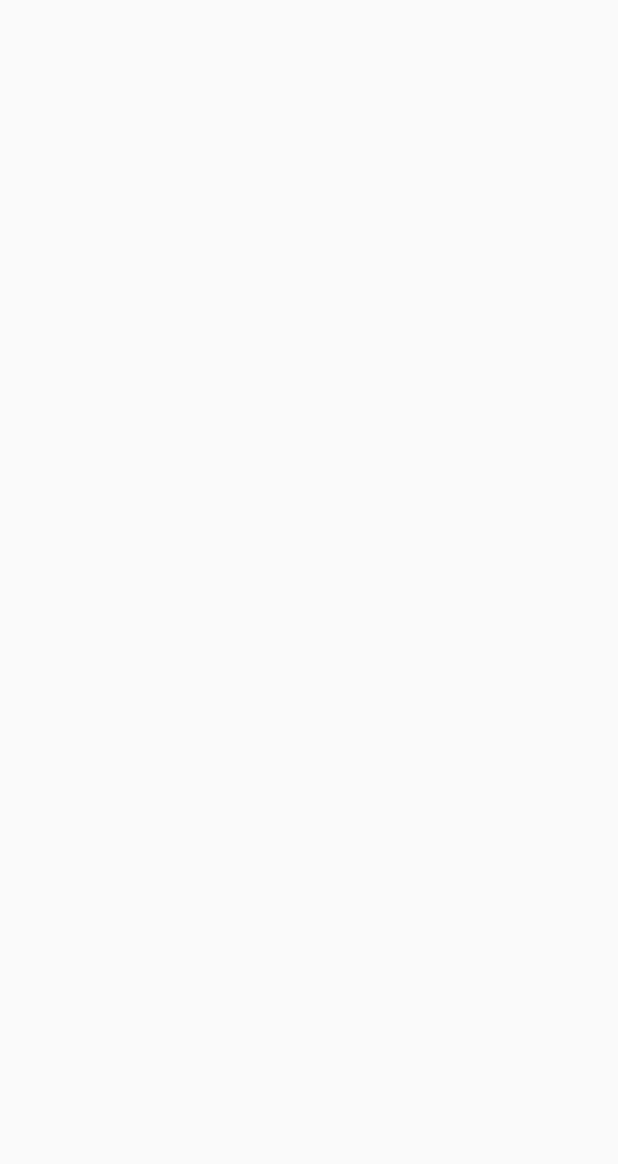
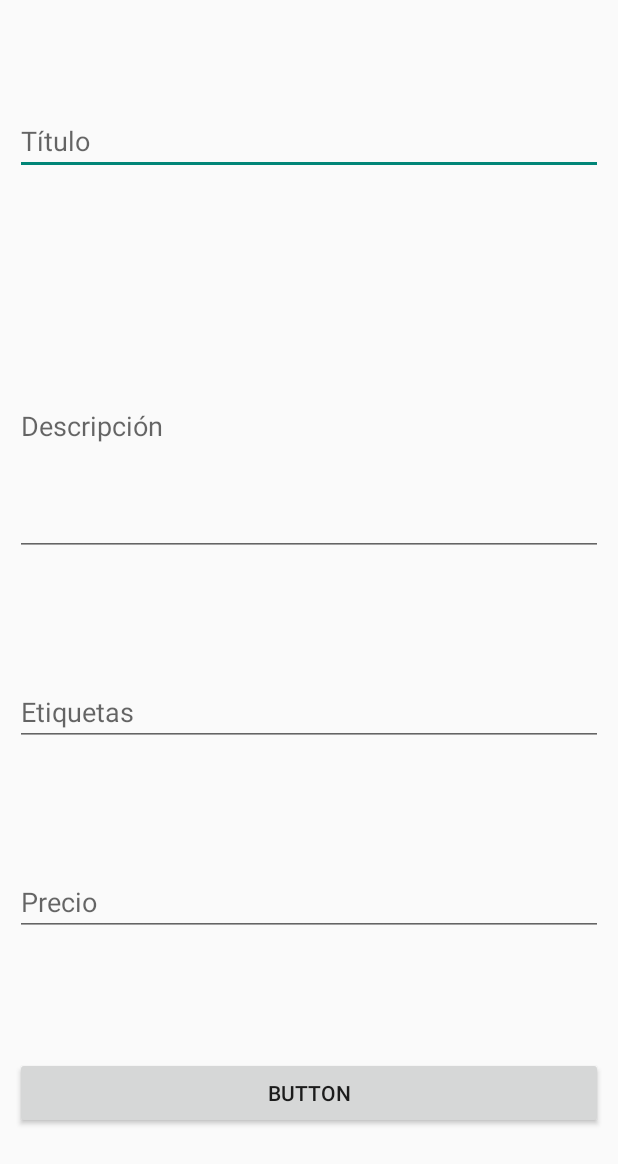
Before and after one commit to Malkien/ProyectoGrupoPM, an Android app: the CreacionPost screen opened directly, with no data from a screen before it, on a phone screen of 412 x 824 dp. Before the commit the part shown is empty. Shown: the top 1164 px of the screen. Run offline under Robolectric (Android 15) with nearby library versions, the phone set to English and light mode, and no system bars.

Commit message:
progreso creacionPost

```diff
--- a/app/src/main/res/layout/activity_creacion_post.xml
+++ b/app/src/main/res/layout/activity_creacion_post.xml
@@ -6,4 +6,66 @@
     android:layout_height="match_parent"
     tools:context=".CreacionPost">
 
+    <EditText
+        android:id="@+id/editText"
+        android:layout_width="0dp"
+        android:layout_height="wrap_content"
+        android:layout_margin="10dp"
+        android:ems="10"
+        android:hint="@string/hintTitulo"
+        android:inputType="textPersonName"
+        app:layout_constraintBottom_toTopOf="@+id/editText2"
+        app:layout_constraintEnd_toEndOf="parent"
+        app:layout_constraintStart_toStartOf="parent"
+        app:layout_constraintTop_toTopOf="parent" />
+
+    <EditText
+        android:id="@+id/editText2"
+        android:layout_width="0dp"
+        android:layout_height="wrap_content"
+        android:layout_margin="10dp"
+        android:ems="10"
+        android:hint="@string/hintDescripcion"
+        android:inputType="textMultiLine"
+        android:lines="7"
+        app:layout_constraintBottom_toTopOf="@+id/editText3"
+        app:layout_constraintEnd_toEndOf="parent"
+        app:layout_constraintStart_toStartOf="parent"
+        app:layout_constraintTop_toBottomOf="@+id/editText" />
+
+    <EditText
+        android:id="@+id/editText3"
+        android:layout_width="0dp"
+        android:layout_height="wrap_content"
+        android:layout_margin="10dp"
+        android:ems="10"
+        android:hint="@string/hintEtiquetas"
+        android:inputType="text"
+        app:layout_constraintBottom_toTopOf="@+id/spinner2"
+        app:layout_constraintEnd_toEndOf="parent"
+        app:layout_constraintStart_toStartOf="parent"
+        app:layout_constraintTop_toBottomOf="@+id/editText2" />
+
+    <EditText
+        android:id="@+id/spinner2"
+        android:layout_width="match_parent"
+        android:layout_height="wrap_content"
+        android:layout_margin="10dp"
+        android:hint="@string/hintPrecio"
+        android:inputType="number"
+        app:layout_constraintBottom_toTopOf="@+id/button2"
+        app:layout_constraintStart_toStartOf="parent"
+        app:layout_constraintTop_toBottomOf="@+id/editText3" />
+
+    <Button
+        android:id="@+id/button2"
+        android:layout_width="match_parent"
+        android:layout_height="wrap_content"
+        android:layout_margin="10dp"
+        android:text="Button"
+        app:layout_constraintBottom_toBottomOf="parent"
+        app:layout_constraintEnd_toEndOf="parent"
+        app:layout_constraintStart_toStartOf="parent"
+        app:layout_constraintTop_toBottomOf="@+id/spinner2" />
+
 </androidx.constraintlayout.widget.ConstraintLayout>
--- a/app/src/main/res/values/strings.xml
+++ b/app/src/main/res/values/strings.xml
@@ -98,4 +98,10 @@
     <string name="cerrarSesion">Cerrar Sesión</string>
     <string name="iniciarSesion">Iniciar Sesión</string>
 
+    <!--Creación post-->
+    <string name="hintTitulo">Título</string>
+    <string name="hintDescripcion">Descripción</string>
+    <string name="hintEtiquetas">Etiquetas</string>
+    <string name="hintPrecio">Precio</string>
+
 </resources>
--- a/app/src/main/res/values/styles.xml
+++ b/app/src/main/res/values/styles.xml
@@ -1,4 +1,4 @@
-<resources>
+<resources xmlns:android="http://schemas.android.com/apk/res/android">
 
     <!-- Base application theme. -->
     <style name="AppTheme" parent="Theme.AppCompat.Light.DarkActionBar">
@@ -7,5 +7,4 @@
         <item name="colorPrimaryDark">@color/colorPrimaryDark</item>
         <item name="colorAccent">@color/colorAccent</item>
     </style>
-
 </resources>
```
